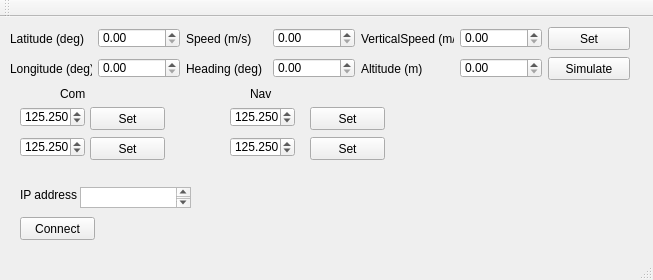
Before: the Qt Designer form gnsRemote/mainwindow.ui in jeffhendrix/garmin-gns-430-530-interface, drawn with Qt 5.
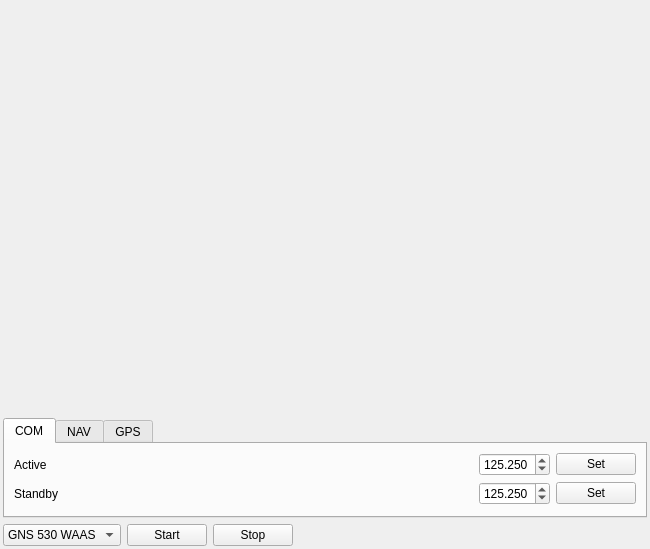
After: the same form once the commit is applied. Custom widgets are drawn as their Qt base class.

Diff of the .ui file:
```diff
--- a/gnsRemote/mainwindow.ui
+++ b/gnsRemote/mainwindow.ui
@@ -1,422 +1,440 @@
 <?xml version="1.0" encoding="UTF-8"?>
 <ui version="4.0">
  <class>MainWindow</class>
- <widget class="QMainWindow" name="MainWindow">
+ <widget class="QWidget" name="MainWindow">
   <property name="geometry">
    <rect>
     <x>0</x>
     <y>0</y>
-    <width>653</width>
-    <height>280</height>
+    <width>650</width>
+    <height>549</height>
    </rect>
   </property>
   <property name="windowTitle">
    <string>MainWindow</string>
   </property>
-  <widget class="QWidget" name="centralWidget">
-   <widget class="QPushButton" name="connectButton">
-    <property name="geometry">
-     <rect>
-      <x>20</x>
-      <y>200</y>
-      <width>75</width>
-      <height>23</height>
-     </rect>
-    </property>
-    <property name="text">
-     <string>Connect</string>
-    </property>
-   </widget>
-   <widget class="QTextEdit" name="ipAddress">
-    <property name="geometry">
-     <rect>
-      <x>80</x>
-      <y>170</y>
-      <width>111</width>
-      <height>21</height>
-     </rect>
-    </property>
-   </widget>
-   <widget class="QLabel" name="label_6">
-    <property name="geometry">
-     <rect>
-      <x>186</x>
-      <y>10</y>
-      <width>81</width>
-      <height>23</height>
-     </rect>
-    </property>
-    <property name="text">
-     <string>Speed (m/s)</string>
-    </property>
-   </widget>
-   <widget class="QPushButton" name="btnSimulateGPS">
-    <property name="geometry">
-     <rect>
-      <x>548</x>
-      <y>40</y>
-      <width>82</width>
-      <height>23</height>
-     </rect>
-    </property>
-    <property name="text">
-     <string>Simulate</string>
-    </property>
-   </widget>
-   <widget class="QDoubleSpinBox" name="spinAltitude">
-    <property name="geometry">
-     <rect>
-      <x>460</x>
-      <y>41</y>
-      <width>82</width>
-      <height>20</height>
-     </rect>
-    </property>
-    <property name="maximum">
-     <double>10000.000000000000000</double>
-    </property>
-   </widget>
-   <widget class="QDoubleSpinBox" name="spinVerticalSpeed">
-    <property name="geometry">
-     <rect>
-      <x>460</x>
-      <y>11</y>
-      <width>82</width>
-      <height>20</height>
-     </rect>
-    </property>
-    <property name="maximum">
-     <double>10000.000000000000000</double>
-    </property>
-   </widget>
-   <widget class="QDoubleSpinBox" name="spinHeading">
-    <property name="geometry">
-     <rect>
-      <x>273</x>
-      <y>41</y>
-      <width>82</width>
-      <height>20</height>
-     </rect>
-    </property>
-   </widget>
-   <widget class="QLabel" name="label_5">
-    <property name="geometry">
-     <rect>
-      <x>10</x>
-      <y>10</y>
-      <width>82</width>
-      <height>23</height>
-     </rect>
-    </property>
-    <property name="text">
-     <string>Latitude (deg)</string>
-    </property>
-   </widget>
-   <widget class="QDoubleSpinBox" name="spinLatitude">
-    <property name="geometry">
-     <rect>
-      <x>98</x>
-      <y>11</y>
-      <width>82</width>
-      <height>20</height>
-     </rect>
-    </property>
-    <property name="maximum">
-     <double>360.000000000000000</double>
-    </property>
-   </widget>
-   <widget class="QLabel" name="label_7">
-    <property name="geometry">
-     <rect>
-      <x>361</x>
-      <y>10</y>
-      <width>93</width>
-      <height>23</height>
-     </rect>
-    </property>
-    <property name="text">
-     <string>VerticalSpeed (m/s)</string>
-    </property>
-   </widget>
-   <widget class="QPushButton" name="btnSetGPS">
-    <property name="geometry">
-     <rect>
-      <x>548</x>
-      <y>10</y>
-      <width>82</width>
-      <height>23</height>
-     </rect>
-    </property>
-    <property name="text">
-     <string>Set</string>
-    </property>
-   </widget>
-   <widget class="QLabel" name="label_9">
-    <property name="geometry">
-     <rect>
-      <x>186</x>
-      <y>40</y>
-      <width>81</width>
-      <height>23</height>
-     </rect>
-    </property>
-    <property name="text">
-     <string>Heading (deg)</string>
-    </property>
-   </widget>
-   <widget class="QDoubleSpinBox" name="spinSpeed">
-    <property name="geometry">
-     <rect>
-      <x>273</x>
-      <y>11</y>
-      <width>82</width>
-      <height>20</height>
-     </rect>
-    </property>
-    <property name="maximum">
-     <double>1000.000000000000000</double>
-    </property>
-   </widget>
-   <widget class="QDoubleSpinBox" name="spinLongitude">
-    <property name="geometry">
-     <rect>
-      <x>98</x>
-      <y>41</y>
-      <width>82</width>
-      <height>20</height>
-     </rect>
-    </property>
-    <property name="maximum">
-     <double>360.000000000000000</double>
-    </property>
-   </widget>
-   <widget class="QLabel" name="label_10">
-    <property name="geometry">
-     <rect>
-      <x>361</x>
-      <y>40</y>
-      <width>93</width>
-      <height>23</height>
-     </rect>
-    </property>
-    <property name="text">
-     <string>Altitude (m)</string>
-    </property>
-   </widget>
-   <widget class="QLabel" name="label_8">
-    <property name="geometry">
-     <rect>
-      <x>10</x>
-      <y>40</y>
-      <width>82</width>
-      <height>23</height>
-     </rect>
-    </property>
-    <property name="text">
-     <string>Longitude (deg)</string>
-    </property>
-   </widget>
-   <widget class="QLabel" name="label">
-    <property name="geometry">
-     <rect>
-      <x>20</x>
-      <y>170</y>
-      <width>61</width>
-      <height>16</height>
-     </rect>
-    </property>
-    <property name="text">
-     <string>IP address</string>
-    </property>
-   </widget>
-   <widget class="QPushButton" name="btnCOMActiveSet">
-    <property name="geometry">
-     <rect>
-      <x>90</x>
-      <y>90</y>
-      <width>75</width>
-      <height>23</height>
-     </rect>
-    </property>
-    <property name="text">
-     <string>Set</string>
-    </property>
-   </widget>
-   <widget class="QDoubleSpinBox" name="spinCOMStandby">
-    <property name="geometry">
-     <rect>
-      <x>20</x>
-      <y>120</y>
-      <width>65</width>
-      <height>20</height>
-     </rect>
-    </property>
-    <property name="decimals">
-     <number>3</number>
-    </property>
-    <property name="maximum">
-     <double>999.000000000000000</double>
-    </property>
-    <property name="singleStep">
-     <double>0.500000000000000</double>
-    </property>
-    <property name="value">
-     <double>125.250000000000000</double>
-    </property>
-   </widget>
-   <widget class="QDoubleSpinBox" name="spinCOMActive">
-    <property name="geometry">
-     <rect>
-      <x>20</x>
-      <y>90</y>
-      <width>65</width>
-      <height>20</height>
-     </rect>
-    </property>
-    <property name="decimals">
-     <number>3</number>
-    </property>
-    <property name="maximum">
-     <double>999.000000000000000</double>
-    </property>
-    <property name="singleStep">
-     <double>0.500000000000000</double>
-    </property>
-    <property name="value">
-     <double>125.250000000000000</double>
-    </property>
-   </widget>
-   <widget class="QPushButton" name="btnCOMStandbySet">
-    <property name="geometry">
-     <rect>
-      <x>90</x>
-      <y>120</y>
-      <width>75</width>
-      <height>23</height>
-     </rect>
-    </property>
-    <property name="text">
-     <string>Set</string>
-    </property>
-   </widget>
-   <widget class="QDoubleSpinBox" name="spinNAVActive">
-    <property name="geometry">
-     <rect>
-      <x>230</x>
-      <y>90</y>
-      <width>65</width>
-      <height>20</height>
-     </rect>
-    </property>
-    <property name="decimals">
-     <number>3</number>
-    </property>
-    <property name="maximum">
-     <double>999.000000000000000</double>
-    </property>
-    <property name="singleStep">
-     <double>0.500000000000000</double>
-    </property>
-    <property name="value">
-     <double>125.250000000000000</double>
-    </property>
-   </widget>
-   <widget class="QPushButton" name="btnNAVStandbySet">
-    <property name="geometry">
-     <rect>
-      <x>310</x>
-      <y>120</y>
-      <width>75</width>
-      <height>23</height>
-     </rect>
-    </property>
-    <property name="text">
-     <string>Set</string>
-    </property>
-   </widget>
-   <widget class="QPushButton" name="btnNAVActiveSet">
-    <property name="geometry">
-     <rect>
-      <x>310</x>
-      <y>90</y>
-      <width>75</width>
-      <height>23</height>
-     </rect>
-    </property>
-    <property name="text">
-     <string>Set</string>
-    </property>
-   </widget>
-   <widget class="QDoubleSpinBox" name="spinNAVStandby">
-    <property name="geometry">
-     <rect>
-      <x>230</x>
-      <y>120</y>
-      <width>65</width>
-      <height>20</height>
-     </rect>
-    </property>
-    <property name="decimals">
-     <number>3</number>
-    </property>
-    <property name="maximum">
-     <double>999.000000000000000</double>
-    </property>
-    <property name="singleStep">
-     <double>0.500000000000000</double>
-    </property>
-    <property name="value">
-     <double>125.250000000000000</double>
-    </property>
-   </widget>
-   <widget class="QLabel" name="label_2">
-    <property name="geometry">
-     <rect>
-      <x>60</x>
-      <y>70</y>
-      <width>47</width>
-      <height>13</height>
-     </rect>
-    </property>
-    <property name="text">
-     <string>Com</string>
-    </property>
-   </widget>
-   <widget class="QLabel" name="label_3">
-    <property name="geometry">
-     <rect>
-      <x>250</x>
-      <y>70</y>
-      <width>47</width>
-      <height>13</height>
-     </rect>
-    </property>
-    <property name="text">
-     <string>Nav</string>
-    </property>
-   </widget>
-  </widget>
-  <widget class="QMenuBar" name="menuBar">
-   <property name="geometry">
-    <rect>
-     <x>0</x>
-     <y>0</y>
-     <width>653</width>
-     <height>21</height>
-    </rect>
+  <layout class="QVBoxLayout" name="verticalLayout">
+   <property name="leftMargin">
+    <number>3</number>
    </property>
-  </widget>
-  <widget class="QToolBar" name="mainToolBar">
-   <attribute name="toolBarArea">
-    <enum>TopToolBarArea</enum>
-   </attribute>
-   <attribute name="toolBarBreak">
-    <bool>false</bool>
-   </attribute>
-  </widget>
-  <widget class="QStatusBar" name="statusBar"/>
+   <property name="topMargin">
+    <number>3</number>
+   </property>
+   <property name="rightMargin">
+    <number>3</number>
+   </property>
+   <property name="bottomMargin">
+    <number>3</number>
+   </property>
+   <item>
+    <widget class="QFrame" name="view_box">
+     <property name="sizePolicy">
+      <sizepolicy hsizetype="MinimumExpanding" vsizetype="MinimumExpanding">
+       <horstretch>0</horstretch>
+       <verstretch>0</verstretch>
+      </sizepolicy>
+     </property>
+     <widget class="GnsViewWidget" name="gnsViewWidget" native="true">
+      <property name="geometry">
+       <rect>
+        <x>120</x>
+        <y>40</y>
+        <width>351</width>
+        <height>121</height>
+       </rect>
+      </property>
+      <property name="sizePolicy">
+       <sizepolicy hsizetype="Preferred" vsizetype="Preferred">
+        <horstretch>0</horstretch>
+        <verstretch>0</verstretch>
+       </sizepolicy>
+      </property>
+      <property name="focusPolicy">
+       <enum>Qt::StrongFocus</enum>
+      </property>
+     </widget>
+    </widget>
+   </item>
+   <item>
+    <widget class="QTabWidget" name="tabControl">
+     <property name="minimumSize">
+      <size>
+       <width>0</width>
+       <height>100</height>
+      </size>
+     </property>
+     <property name="maximumSize">
+      <size>
+       <width>16777215</width>
+       <height>100</height>
+      </size>
+     </property>
+     <property name="currentIndex">
+      <number>0</number>
+     </property>
+     <widget class="QWidget" name="tabCOM">
+      <attribute name="title">
+       <string>COM</string>
+      </attribute>
+      <layout class="QVBoxLayout" name="verticalLayout_2">
+       <item>
+        <layout class="QHBoxLayout" name="horizontalLayout_2">
+         <item>
+          <widget class="QLabel" name="label">
+           <property name="text">
+            <string>Active</string>
+           </property>
+          </widget>
+         </item>
+         <item>
+          <spacer name="horizontalSpacer_2">
+           <property name="orientation">
+            <enum>Qt::Horizontal</enum>
+           </property>
+           <property name="sizeHint" stdset="0">
+            <size>
+             <width>40</width>
+             <height>20</height>
+            </size>
+           </property>
+          </spacer>
+         </item>
+         <item>
+          <widget class="QDoubleSpinBox" name="spinCOMActive">
+           <property name="decimals">
+            <number>3</number>
+           </property>
+           <property name="maximum">
+            <double>999.000000000000000</double>
+           </property>
+           <property name="singleStep">
+            <double>0.500000000000000</double>
+           </property>
+           <property name="value">
+            <double>125.250000000000000</double>
+           </property>
+          </widget>
+         </item>
+         <item>
+          <widget class="QPushButton" name="btnCOMActiveSet">
+           <property name="text">
+            <string>Set</string>
+           </property>
+          </widget>
+         </item>
+        </layout>
+       </item>
+       <item>
+        <layout class="QHBoxLayout" name="horizontalLayout_3">
+         <item>
+          <widget class="QLabel" name="label_2">
+           <property name="text">
+            <string>Standby</string>
+           </property>
+          </widget>
+         </item>
+         <item>
+          <spacer name="horizontalSpacer_3">
+           <property name="orientation">
+            <enum>Qt::Horizontal</enum>
+           </property>
+           <property name="sizeHint" stdset="0">
+            <size>
+             <width>40</width>
+             <height>20</height>
+            </size>
+           </property>
+          </spacer>
+         </item>
+         <item>
+          <widget class="QDoubleSpinBox" name="spinCOMStandby">
+           <property name="decimals">
+            <number>3</number>
+           </property>
+           <property name="maximum">
+            <double>999.000000000000000</double>
+           </property>
+           <property name="singleStep">
+            <double>0.500000000000000</double>
+           </property>
+           <property name="value">
+            <double>125.250000000000000</double>
+           </property>
+          </widget>
+         </item>
+         <item>
+          <widget class="QPushButton" name="btnCOMStandbySet">
+           <property name="text">
+            <string>Set</string>
+           </property>
+          </widget>
+         </item>
+        </layout>
+       </item>
+      </layout>
+     </widget>
+     <widget class="QWidget" name="tabNAV">
+      <attribute name="title">
+       <string>NAV</string>
+      </attribute>
+      <layout class="QVBoxLayout" name="verticalLayout_3">
+       <item>
+        <layout class="QHBoxLayout" name="horizontalLayout_4">
+         <item>
+          <widget class="QLabel" name="label_3">
+           <property name="text">
+            <string>Active</string>
+           </property>
+          </widget>
+         </item>
+         <item>
+          <spacer name="horizontalSpacer_4">
+           <property name="orientation">
+            <enum>Qt::Horizontal</enum>
+           </property>
+           <property name="sizeHint" stdset="0">
+            <size>
+             <width>40</width>
+             <height>20</height>
+            </size>
+           </property>
+          </spacer>
+         </item>
+         <item>
+          <widget class="QDoubleSpinBox" name="spinNAVActive">
+           <property name="decimals">
+            <number>3</number>
+           </property>
+           <property name="maximum">
+            <double>999.000000000000000</double>
+           </property>
+           <property name="singleStep">
+            <double>0.500000000000000</double>
+           </property>
+           <property name="value">
+            <double>125.250000000000000</double>
+           </property>
+          </widget>
+         </item>
+         <item>
+          <widget class="QPushButton" name="btnNAVActiveSet">
+           <property name="text">
+            <string>Set</string>
+           </property>
+          </widget>
+         </item>
+        </layout>
+       </item>
+       <item>
+        <layout class="QHBoxLayout" name="horizontalLayout_5">
+         <item>
+          <widget class="QLabel" name="label_4">
+           <property name="text">
+            <string>Standby</string>
+           </property>
+          </widget>
+         </item>
+         <item>
+          <spacer name="horizontalSpacer_5">
+           <property name="orientation">
+            <enum>Qt::Horizontal</enum>
+           </property>
+           <property name="sizeHint" stdset="0">
+            <size>
+             <width>40</width>
+             <height>20</height>
+            </size>
+           </property>
+          </spacer>
+         </item>
+         <item>
+          <widget class="QDoubleSpinBox" name="spinNAVStandby">
+           <property name="decimals">
+            <number>3</number>
+           </property>
+           <property name="maximum">
+            <double>999.000000000000000</double>
+           </property>
+           <property name="singleStep">
+            <double>0.500000000000000</double>
+           </property>
+           <property name="value">
+            <double>125.250000000000000</double>
+           </property>
+          </widget>
+         </item>
+         <item>
+          <widget class="QPushButton" name="btnNAVStandbySet">
+           <property name="text">
+            <string>Set</string>
+           </property>
+          </widget>
+         </item>
+        </layout>
+       </item>
+      </layout>
+     </widget>
+     <widget class="QWidget" name="tabGPS">
+      <attribute name="title">
+       <string>GPS</string>
+      </attribute>
+      <layout class="QGridLayout" name="gridLayout">
+       <item row="1" column="1">
+        <widget class="QDoubleSpinBox" name="spinLongitude">
+         <property name="maximum">
+          <double>360.000000000000000</double>
+         </property>
+        </widget>
+       </item>
+       <item row="0" column="1">
+        <widget class="QDoubleSpinBox" name="spinLatitude">
+         <property name="maximum">
+          <double>360.000000000000000</double>
+         </property>
+        </widget>
+       </item>
+       <item row="0" column="0">
+        <widget class="QLabel" name="label_5">
+         <property name="text">
+          <string>Latitude (deg)</string>
+         </property>
+        </widget>
+       </item>
+       <item row="0" column="2">
+        <widget class="QLabel" name="label_6">
+         <property name="text">
+          <string>Speed (m/s)</string>
+         </property>
+        </widget>
+       </item>
+       <item row="0" column="4">
+        <widget class="QLabel" name="label_7">
+         <property name="text">
+          <string>VerticalSpeed (m/s)</string>
+         </property>
+        </widget>
+       </item>
+       <item row="0" column="5">
+        <widget class="QDoubleSpinBox" name="spinVerticalSpeed">
+         <property name="maximum">
+          <double>10000.000000000000000</double>
+         </property>
+        </widget>
+       </item>
+       <item row="1" column="0">
+        <widget class="QLabel" name="label_8">
+         <property name="text">
+          <string>Longitude (deg)</string>
+         </property>
+        </widget>
+       </item>
+       <item row="1" column="2">
+        <widget class="QLabel" name="label_9">
+         <property name="text">
+          <string>Heading (deg)</string>
+         </property>
+        </widget>
+       </item>
+       <item row="1" column="3">
+        <widget class="QDoubleSpinBox" name="spinHeading"/>
+       </item>
+       <item row="1" column="5">
+        <widget class="QDoubleSpinBox" name="spinAltitude">
+         <property name="maximum">
+          <double>10000.000000000000000</double>
+         </property>
+        </widget>
+       </item>
+       <item row="1" column="4">
+        <widget class="QLabel" name="label_10">
+         <property name="text">
+          <string>Altitude (m)</string>
+         </property>
+        </widget>
+       </item>
+       <item row="0" column="6">
+        <widget class="QPushButton" name="btnSetGPS">
+         <property name="text">
+          <string>Set</string>
+         </property>
+        </widget>
+       </item>
+       <item row="1" column="6">
+        <widget class="QPushButton" name="btnSimulateGPS">
+         <property name="text">
+          <string>Simulate</string>
+         </property>
+        </widget>
+       </item>
+       <item row="0" column="3">
+        <widget class="QDoubleSpinBox" name="spinSpeed">
+         <property name="maximum">
+          <double>1000.000000000000000</double>
+         </property>
+        </widget>
+       </item>
+      </layout>
+     </widget>
+    </widget>
+   </item>
+   <item>
+    <layout class="QHBoxLayout" name="horizontalLayout">
+     <item>
+      <widget class="QComboBox" name="cmbModel">
+       <property name="currentIndex">
+        <number>1</number>
+       </property>
+       <item>
+        <property name="text">
+         <string>GNS 430 WAAS</string>
+        </property>
+       </item>
+       <item>
+        <property name="text">
+         <string>GNS 530 WAAS</string>
+        </property>
+       </item>
+      </widget>
+     </item>
+     <item>
+      <widget class="QPushButton" name="btnStart">
+       <property name="text">
+        <string>Start</string>
+       </property>
+      </widget>
+     </item>
+     <item>
+      <widget class="QPushButton" name="btnStop">
+       <property name="text">
+        <string>Stop</string>
+       </property>
+      </widget>
+     </item>
+     <item>
+      <spacer name="horizontalSpacer">
+       <property name="orientation">
+        <enum>Qt::Horizontal</enum>
+       </property>
+       <property name="sizeHint" stdset="0">
+        <size>
+         <width>40</width>
+         <height>20</height>
+        </size>
+       </property>
+      </spacer>
+     </item>
+    </layout>
+   </item>
+  </layout>
  </widget>
- <layoutdefault spacing="6" margin="11"/>
+ <customwidgets>
+  <customwidget>
+   <class>GnsViewWidget</class>
+   <extends>QWidget</extends>
+   <header>gnsViewWidget.h</header>
+   <container>1</container>
+  </customwidget>
+ </customwidgets>
  <resources/>
  <connections/>
 </ui>
```
Left out of the diff: 2 changed lines with no effect on the pictures.
